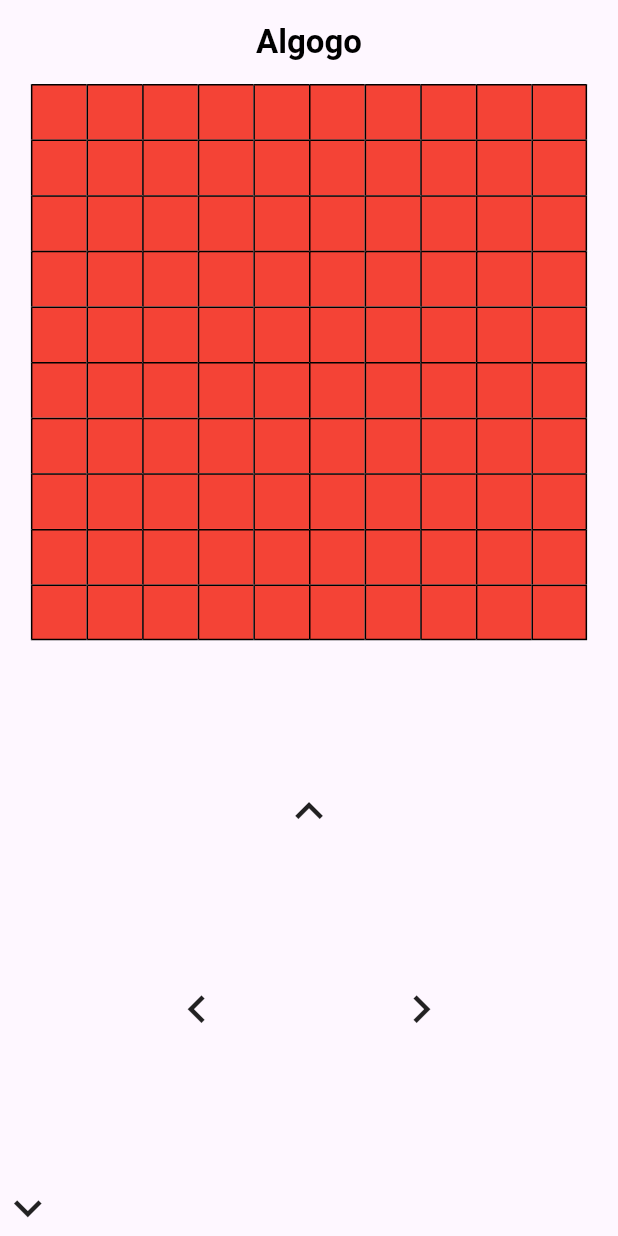
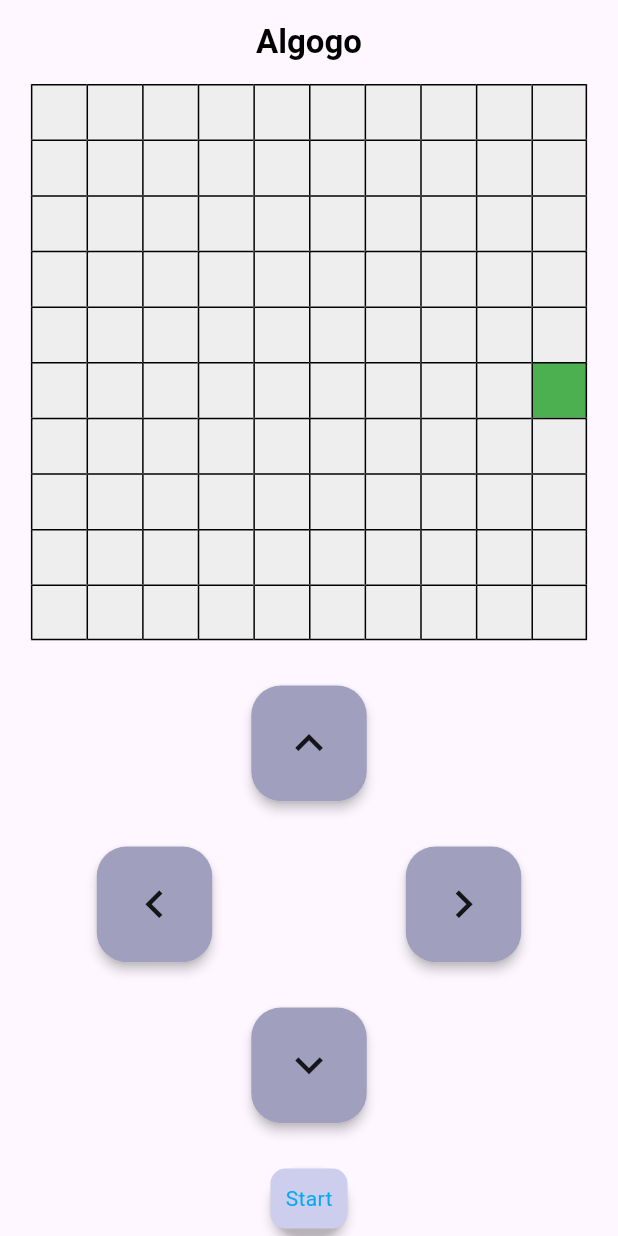
Before and after one commit to HiNett/Flutter-Snake, a Flutter app: the screen it shows after launch, after a tap on the "keyboard arrow up" icon, on a phone screen of 412 x 824 dp. Run offline on Flutter 3.47's test engine with Material 3 defaults, Android fonts, the phone set to English and light mode, and no system bars.

Commit message:
Added snake movements, directions and collisions
The snake can move constantly and we can change its direction with the buttons.
The snake stops when it encounters a wall.
/!\ The snake cannot move anymore if it touches a wall, be careful /!\

```diff
--- a/snake_game/lib/main.dart
+++ b/snake_game/lib/main.dart
@@ -1,19 +1,64 @@
 import 'package:flutter/material.dart';
+import 'dart:async';
 
 void main() {
   runApp(const MainApp());
 }
 
-class MainApp extends StatelessWidget {
+class MainApp extends StatefulWidget {
   const MainApp({super.key});
+
+  @override
+  State<MainApp> createState() => _MainAppState();
+}
+
+class _MainAppState extends State<MainApp> {
+  int xPos = 5;
+  int yPos = 1;
+  int direction = 0; // 0123 for RBLU
+  int velocity = 500;
+
+  // variable that tells if the head of the snake collides to a wall
+  bool isWallCollision() {
+    if (xPos <= 0 || xPos >= 9 || yPos <= 0 || yPos >= 9) {
+      return true;
+    }
+    return false;
+  }
+
+  @override
+  void initState() {
+    // moves the snake as long as it doesn't collide to a wall (cannot move anymore when it touches a wall though :) )
+    // ignore: unused_local_variable
+    Timer continuousMovement = Timer.periodic(Duration(milliseconds: velocity), (arg) {
+      setState(() {
+        if (!isWallCollision()) {
+          direction == 0
+              ? yPos++
+              : direction == 1
+                  ? xPos++
+                  : direction == 2
+                      ? yPos--
+                      : direction == 3
+                          ? xPos--
+                          : null;
+        }
+      });
+      //continuousMovement.cancel() //to terminate this timer
+    });
+    super.initState();
+  }
 
   @override
   Widget build(BuildContext context) {
     var size = MediaQuery.sizeOf(context);
+
     generateRow() {
       List<Widget> rowList = [];
       for (int i = 0; i < 10; i++) {
-        rowList.add(containerRow(context, i));
+        rowList.add(
+          containerRow(context, i, xPos, yPos),
+        );
       }
       return rowList;
     }
@@ -44,50 +89,151 @@ class MainApp extends StatelessWidget {
                   children: [
                     GestureDetector(
                       onTap: () {
-                        debugPrint("Up button tapped");
+                        debugPrint("Up Button");
+                        setState(() {
+                          direction = 3;
+                        });
                       },
+                      child: Material(
+                        elevation: 3,
+                        borderRadius: const BorderRadius.all(
+                          Radius.circular(20),
+                        ),
+                        child: Container(
+                          decoration: const BoxDecoration(
+                            color: Color.fromARGB(255, 160, 160, 190),
+                            borderRadius: BorderRadius.all(
+                              Radius.circular(20),
+                            ),
+                          ),
+                          padding: const EdgeInsets.all(20.0),
                           child: Icon(
                             Icons.keyboard_arrow_up,
                             size: size.width * 0.09,
                           ),
                         ),
+                      ),
+                    )
                   ],
                 )
               ],
             ),
             Row(
               // left and right button
-              mainAxisAlignment: MainAxisAlignment.spaceEvenly,
+              mainAxisAlignment: MainAxisAlignment.spaceAround,
               children: [
                 GestureDetector(
+                  child: Material(
+                    elevation: 3,
+                    borderRadius: const BorderRadius.all(
+                      Radius.circular(20),
+                    ),
+                    child: Container(
+                      decoration: const BoxDecoration(
+                        color: Color.fromARGB(255, 160, 160, 190),
+                        borderRadius: BorderRadius.all(
+                          Radius.circular(20),
+                        ),
+                      ),
+                      padding: const EdgeInsets.all(20.0),
                       child: Icon(
                         Icons.keyboard_arrow_left,
                         size: size.width * 0.09,
                       ),
+                    ),
+                  ),
                   onTap: () {
                     debugPrint("Left Button");
+                    setState(() {
+                      direction = 2;
+                    });
                   },
                 ),
                 GestureDetector(
+                  child: Material(
+                    elevation: 3,
+                    borderRadius: const BorderRadius.all(
+                      Radius.circular(20),
+                    ),
+                    child: Container(
+                      decoration: const BoxDecoration(
+                        color: Color.fromARGB(255, 160, 160, 190),
+                        borderRadius: BorderRadius.all(
+                          Radius.circular(20),
+                        ),
+                      ),
+                      padding: const EdgeInsets.all(20.0),
                       child: Icon(
                         Icons.keyboard_arrow_right,
                         size: size.width * 0.09,
                       ),
+                    ),
+                  ),
                   onTap: () {
                     debugPrint("Right Button");
+                    setState(() {
+                      direction = 0;
+                    });
                   },
                 ),
               ],
             ),
             Row(
+              mainAxisAlignment: MainAxisAlignment.center,
               // down button
               children: [
                 GestureDetector(
-                  child:
-                      Icon(Icons.keyboard_arrow_down, size: size.width * 0.09),
                   onTap: () {
                     debugPrint("Down Button");
+                    setState(() {
+                      direction = 1;
+                    });
                   },
+                  child: Material(
+                    elevation: 3,
+                    borderRadius: const BorderRadius.all(
+                      Radius.circular(20),
+                    ),
+                    child: Container(
+                      decoration: const BoxDecoration(
+                        color: Color.fromARGB(255, 160, 160, 190),
+                        borderRadius: BorderRadius.all(
+                          Radius.circular(20),
+                        ),
+                      ),
+                      padding: const EdgeInsets.all(20.0),
+                      child: Icon(
+                        Icons.keyboard_arrow_down,
+                        size: size.width * 0.09,
+                      ),
+                    ),
+                  ),
+                ),
+              ],
+            ),
+            Row(
+              mainAxisAlignment: MainAxisAlignment.center,
+              children: [
+                Material(
+                  color: Color.fromARGB(0, 0, 0, 0),
+                  elevation: 3,
+                  borderRadius: const BorderRadius.all(
+                    Radius.circular(20),
+                  ),
+                  child: Container(
+                    decoration: const BoxDecoration(
+                      color: Color.fromARGB(255, 205, 205, 238),
+                      borderRadius: BorderRadius.all(
+                        Radius.circular(10),
+                      ),
+                    ),
+                    margin: const EdgeInsets.only(bottom: 5),
+                    padding: const EdgeInsets.all(10),
+                    child: const Text(
+                      "Start",
+                      style: TextStyle(color: Colors.lightBlue),
+                    ),
+                  ),
                 ),
               ],
             ),
@@ -98,11 +244,13 @@ class MainApp extends StatelessWidget {
   }
 }
 
-Widget containerRow(BuildContext context, int index_X) {
+Widget containerRow(BuildContext context, int indexX, int xPos, int yPos) {
   generateColumn() {
     List<Widget> columnList = [];
     for (int i = 0; i < 10; i++) {
-      columnList.add(columnCase(context, index_X, i));
+      columnList.add(
+        columnCase(context, indexX, i, xPos, yPos),
+      );
     }
     return columnList;
   }
@@ -115,7 +263,8 @@ Widget containerRow(BuildContext context, int index_X) {
   );
 }
 
-Widget columnCase(BuildContext context, int iX, int iY) {
+Widget columnCase(
+    BuildContext context, int iX, int iY, int snakeXPos, int snakeYPos) {
   var size = MediaQuery.sizeOf(context);
   return Column(
     children: [
@@ -123,7 +272,9 @@ Widget columnCase(BuildContext context, int iX, int iY) {
         width: size.width * 0.09,
         height: size.width * 0.09,
         decoration: BoxDecoration(
-          color: Colors.red,
+          color: snakeXPos == iX && snakeYPos == iY
+              ? Colors.green
+              : Colors.grey[200],
           border: Border(
             left: const BorderSide(color: Colors.black),
             right: (iY == 9)
@@ -132,7 +283,8 @@ Widget columnCase(BuildContext context, int iX, int iY) {
             bottom: (iX == 9)
                 ? const BorderSide(color: Colors.black)
                 : BorderSide.none,
-              top: const BorderSide(color: Colors.black)),
+            top: const BorderSide(color: Colors.black),
+          ),
         ),
       ),
     ],
```
Lines whose indentation alone changed are shown as unchanged.
